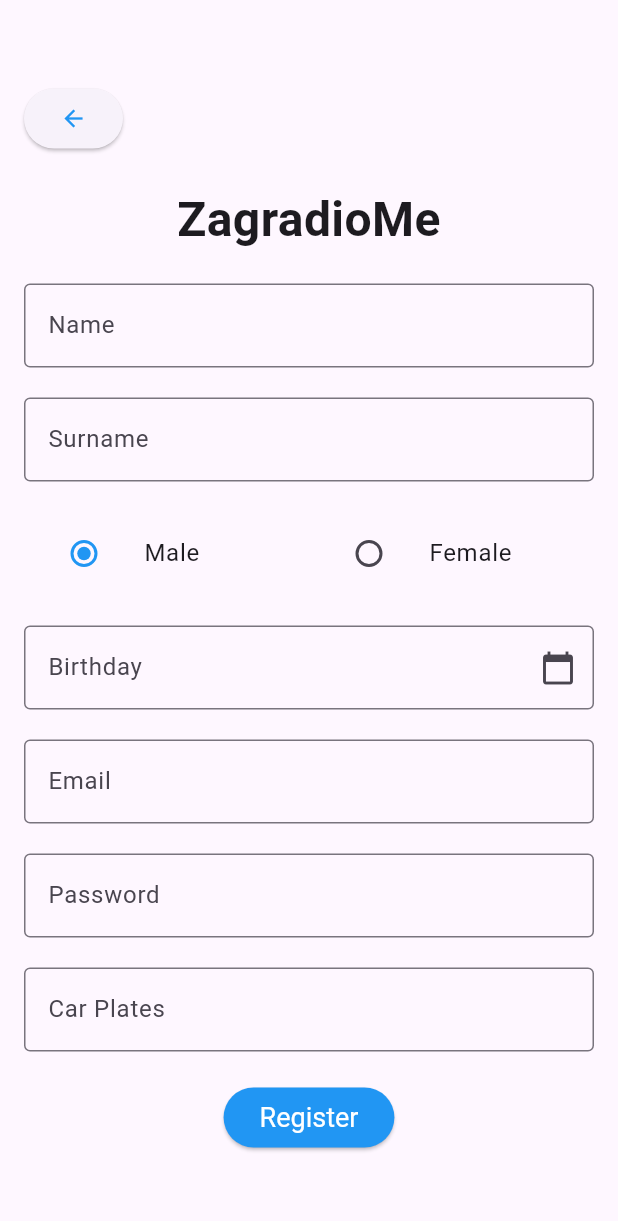
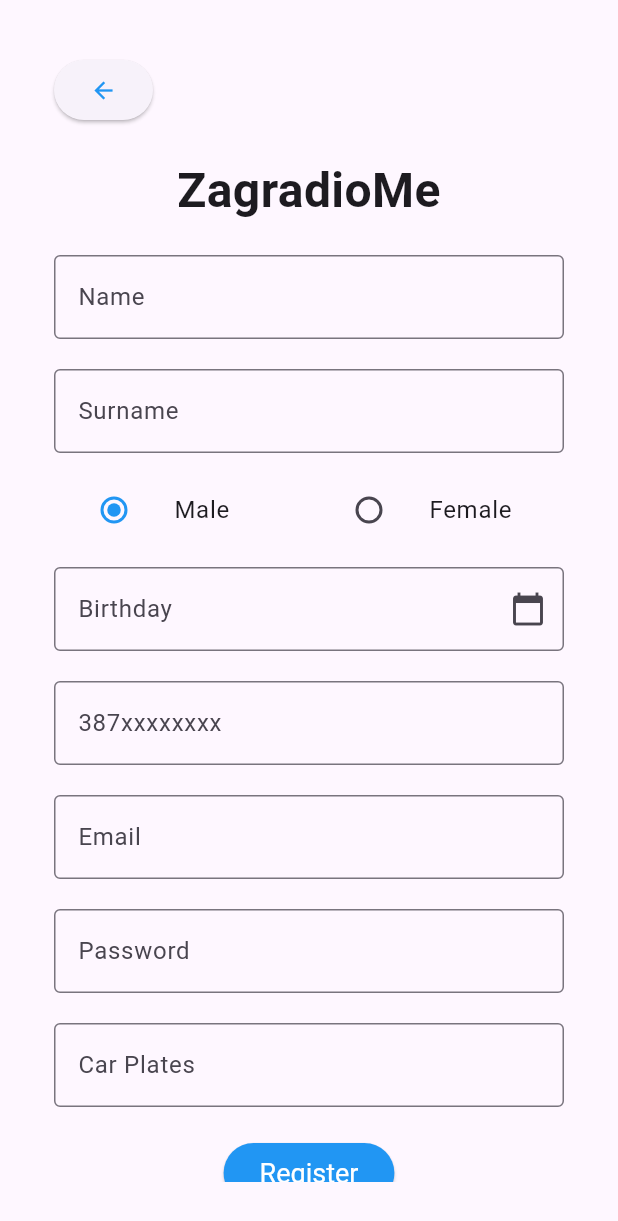
Before and after one commit to amarderschrecklicher/ZagradioMeApp, a Flutter app: the screen it shows after launch, after a tap on "Register now", on a phone screen of 412 x 824 dp. Shown: the top 1221 px of the screen. Run offline on Flutter 3.47's test engine with Material 3 defaults, Android fonts, the light colour scheme and no system bars; missing offline and left inert: dart:ffi.

Commit message:
style for login and register screen

```diff
--- a/zagradio_me_front/lib/main.dart
+++ b/zagradio_me_front/lib/main.dart
@@ -39,7 +39,7 @@
     return Scaffold(
       body: Center(
         child: Padding(
-          padding: const EdgeInsets.all(16.0),
+          padding: const EdgeInsets.all(26.0),
           child: Column(
             mainAxisAlignment: MainAxisAlignment.center,
             crossAxisAlignment: CrossAxisAlignment.stretch,
--- a/zagradio_me_front/lib/register_screen.dart
+++ b/zagradio_me_front/lib/register_screen.dart
@@ -1,3 +1,5 @@
+import 'dart:ffi';
+
 import 'package:flutter/material.dart';
 
 class RegisterScreen extends StatefulWidget {
@@ -15,6 +17,7 @@ class _RegisterScreenState extends State<RegisterScreen> {
   String _password = '';
   String? _selectedGender = 'Male';
   DateTime? _selectedDate;
+  int? _phone_number;
   String _car_plates = '';
 
   final TextEditingController _dateController = TextEditingController();
@@ -45,13 +48,16 @@ class _RegisterScreenState extends State<RegisterScreen> {
     return Scaffold(
       body: Center(
         child: Padding(
-          padding: const EdgeInsets.all(16.0),
+          padding: const EdgeInsets.all(36.0),
+
           child: Column(
             mainAxisAlignment: MainAxisAlignment.center,
             crossAxisAlignment: CrossAxisAlignment.stretch,
+
             children: <Widget>[
               Align(
                 alignment: Alignment.centerLeft,
+
                 child: ElevatedButton(
                   onPressed: () {
                     Navigator.pop(context);
@@ -70,7 +76,14 @@ class _RegisterScreenState extends State<RegisterScreen> {
                 textAlign: TextAlign.center,
               ),
               const SizedBox(height: 20),
-              Form(
+              Expanded(
+                child: SingleChildScrollView(
+                  child: ConstrainedBox(
+                    constraints: BoxConstraints(
+                      minHeight: MediaQuery.of(context).size.height - 100,
+                    ),
+                    child: IntrinsicHeight(
+                      child: Form(
                         key: _formKey,
                         child: Column(
                           children: <Widget>[
@@ -106,7 +119,7 @@ class _RegisterScreenState extends State<RegisterScreen> {
                                 _password = value!;
                               },
                             ),
-                    const SizedBox(height: 20),
+                            const SizedBox(height: 10),
                             Row(children: <Widget>[
                               Expanded(
                                 child: ListTile(
@@ -139,7 +152,7 @@ class _RegisterScreenState extends State<RegisterScreen> {
                                 ),
                               ),
                             ]),
-                    const SizedBox(height: 20),
+                            const SizedBox(height: 10),
                             TextFormField(
                               controller: _dateController,
                               decoration: InputDecoration(
@@ -156,6 +169,23 @@ class _RegisterScreenState extends State<RegisterScreen> {
                                   return 'Please select a date';
                                 }
                                 return null;
+                              },
+                            ),
+                            const SizedBox(height: 20),
+                            TextFormField(
+                              decoration: const InputDecoration(
+                                labelText: '387xxxxxxxx',
+                                border: OutlineInputBorder(),
+                              ),
+                              obscureText: true,
+                              validator: (value) {
+                                if (value!.isEmpty || value.length < 7) {
+                                  return 'Please enter your password';
+                                }
+                                return null;
+                              },
+                              onSaved: (value) {
+                                _phone_number = int.parse(value!);
                               },
                             ),
                             const SizedBox(height: 20),
@@ -227,6 +257,10 @@ class _RegisterScreenState extends State<RegisterScreen> {
                           ],
                         ),
                       ),
+                    ),
+                  ),
+                ),
+              ),
             ],
           ),
         ),
```
Lines whose indentation alone changed are shown as unchanged.
